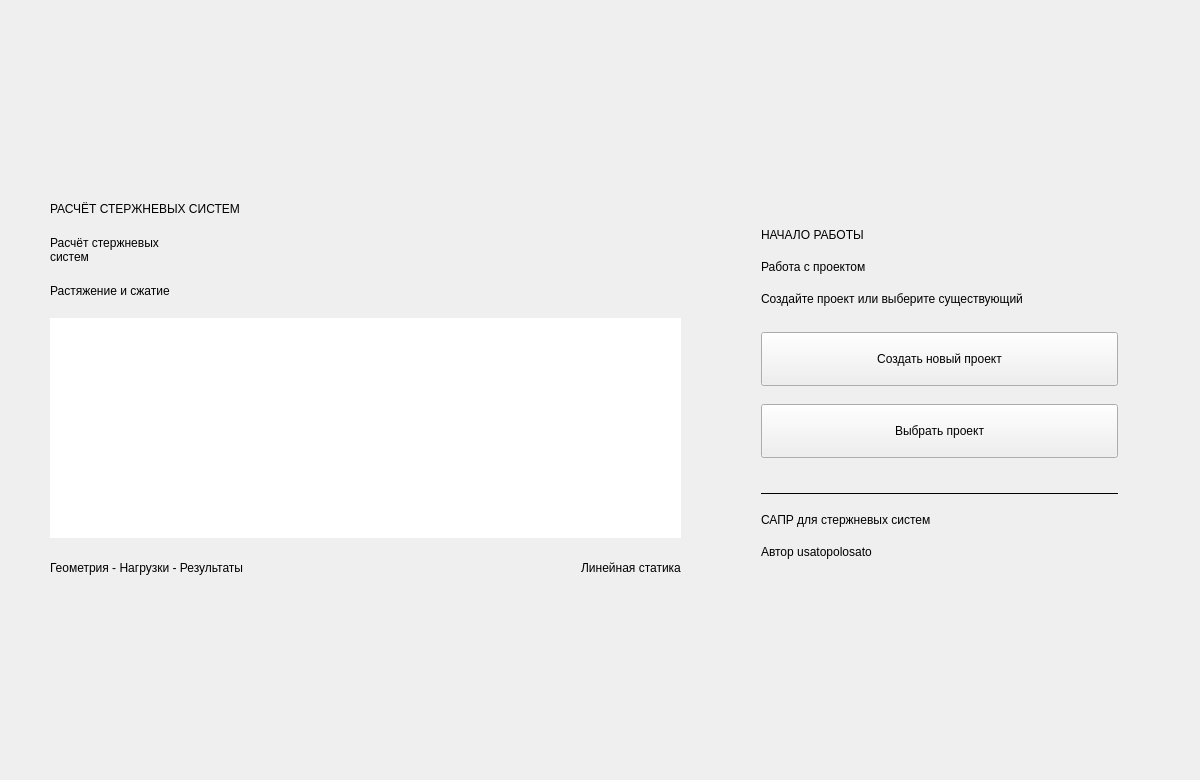
First picture: the form in src/sapr/resources/forms/welcome.ui, repository usatopolosato/sapr-bar, before the edit.
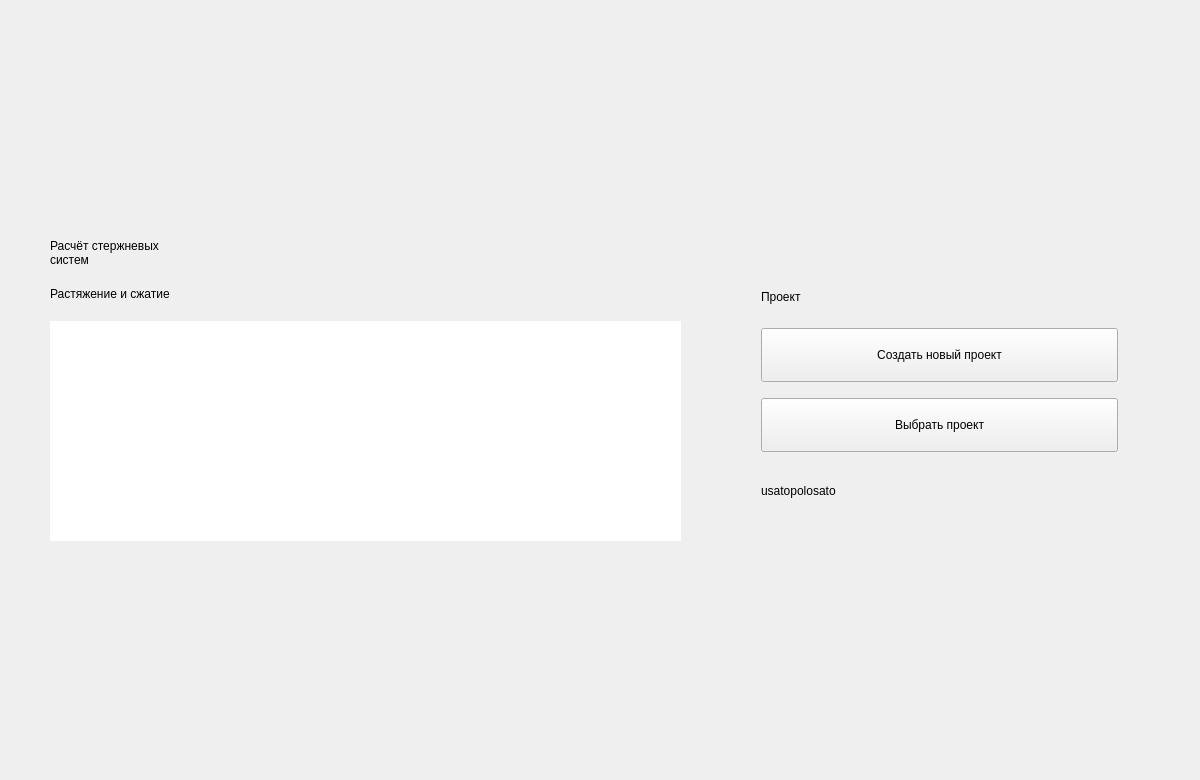
Second picture: the form after the edit.

```diff
--- a/src/sapr/resources/forms/welcome.ui
+++ b/src/sapr/resources/forms/welcome.ui
@@ -60,16 +60,6 @@
         </property>
        </spacer>
       </item>
-      <item>
-       <widget class="QLabel" name="heroEyebrow">
-        <property name="role" stdset="0">
-         <string>eyebrow</string>
-        </property>
-        <property name="text">
-         <string>РАСЧЁТ СТЕРЖНЕВЫХ СИСТЕМ</string>
-        </property>
-       </widget>
-      </item>
       <item>
        <widget class="QLabel" name="heroTitleLabel">
         <property name="role" stdset="0">
@@ -131,61 +121,6 @@
         </property>
        </widget>
       </item>
-      <item>
-       <layout class="QHBoxLayout" name="heroFootnoteLayout" stretch="1,0,0">
-        <property name="spacing">
-         <number>14</number>
-        </property>
-        <item>
-         <widget class="QLabel" name="workflowLabel">
-          <property name="role" stdset="0">
-           <string>muted</string>
-          </property>
-          <property name="text">
-           <string>Геометрия - Нагрузки - Результаты</string>
-          </property>
-          <property name="wordWrap">
-           <bool>true</bool>
-          </property>
-          <property name="sizePolicy">
-           <sizepolicy hsizetype="Expanding" vsizetype="Preferred">
-            <horstretch>1</horstretch>
-            <verstretch>0</verstretch>
-           </sizepolicy>
-          </property>
-         </widget>
-        </item>
-        <item>
-         <spacer name="heroFootnoteSpace">
-          <property name="orientation">
-           <enum>Qt::Horizontal</enum>
-          </property>
-          <property name="sizeHint" stdset="0">
-           <size>
-            <width>20</width>
-            <height>20</height>
-           </size>
-          </property>
-          <property name="sizeType">
-           <enum>QSizePolicy::Fixed</enum>
-          </property>
-         </spacer>
-        </item>
-        <item>
-         <widget class="QLabel" name="staticBadgeLabel">
-          <property name="role" stdset="0">
-           <string>badge</string>
-          </property>
-          <property name="text">
-           <string>Линейная статика</string>
-          </property>
-          <property name="alignment">
-           <set>Qt::AlignCenter</set>
-          </property>
-         </widget>
-        </item>
-       </layout>
-      </item>
       <item>
        <spacer name="heroBottomSpace">
         <property name="orientation">
@@ -224,7 +159,7 @@
      </property>
      <layout class="QVBoxLayout" name="startCardLayout">
       <property name="spacing">
-       <number>18</number>
+       <number>16</number>
       </property>
       <property name="leftMargin">
        <number>32</number>
@@ -238,36 +173,13 @@
       <property name="bottomMargin">
        <number>28</number>
       </property>
-      <item>
-       <widget class="QLabel" name="startEyebrowLabel">
-        <property name="role" stdset="0">
-         <string>eyebrow</string>
-        </property>
-        <property name="text">
-         <string>НАЧАЛО РАБОТЫ</string>
-        </property>
-       </widget>
-      </item>
       <item>
        <widget class="QLabel" name="startTitleLabel">
         <property name="role" stdset="0">
          <string>cardTitle</string>
         </property>
         <property name="text">
-         <string>Работа с проектом</string>
-        </property>
-        <property name="wordWrap">
-         <bool>true</bool>
-        </property>
-       </widget>
-      </item>
-      <item>
-       <widget class="QLabel" name="startDescriptionLabel">
-        <property name="role" stdset="0">
-         <string>muted</string>
-        </property>
-        <property name="text">
-         <string>Создайте проект или выберите существующий</string>
+         <string>Проект</string>
         </property>
         <property name="wordWrap">
          <bool>true</bool>
@@ -350,36 +262,13 @@
         </property>
        </spacer>
       </item>
-      <item>
-       <widget class="QFrame" name="startSeparator">
-        <property name="frameShape">
-         <enum>QFrame::HLine</enum>
-        </property>
-        <property name="frameShadow">
-         <enum>QFrame::Plain</enum>
-        </property>
-       </widget>
-      </item>
-      <item>
-       <widget class="QLabel" name="productDescriptionLabel">
-        <property name="role" stdset="0">
-         <string>muted</string>
-        </property>
-        <property name="text">
-         <string>САПР для стержневых систем</string>
-        </property>
-        <property name="wordWrap">
-         <bool>true</bool>
-        </property>
-       </widget>
-      </item>
       <item>
        <widget class="QLabel" name="authorLabel">
         <property name="role" stdset="0">
          <string>eyebrow</string>
         </property>
         <property name="text">
-         <string>Автор usatopolosato</string>
+         <string>usatopolosato</string>
         </property>
        </widget>
       </item>
```
Left out of the diff: 2 changed lines with no effect on the pictures.
